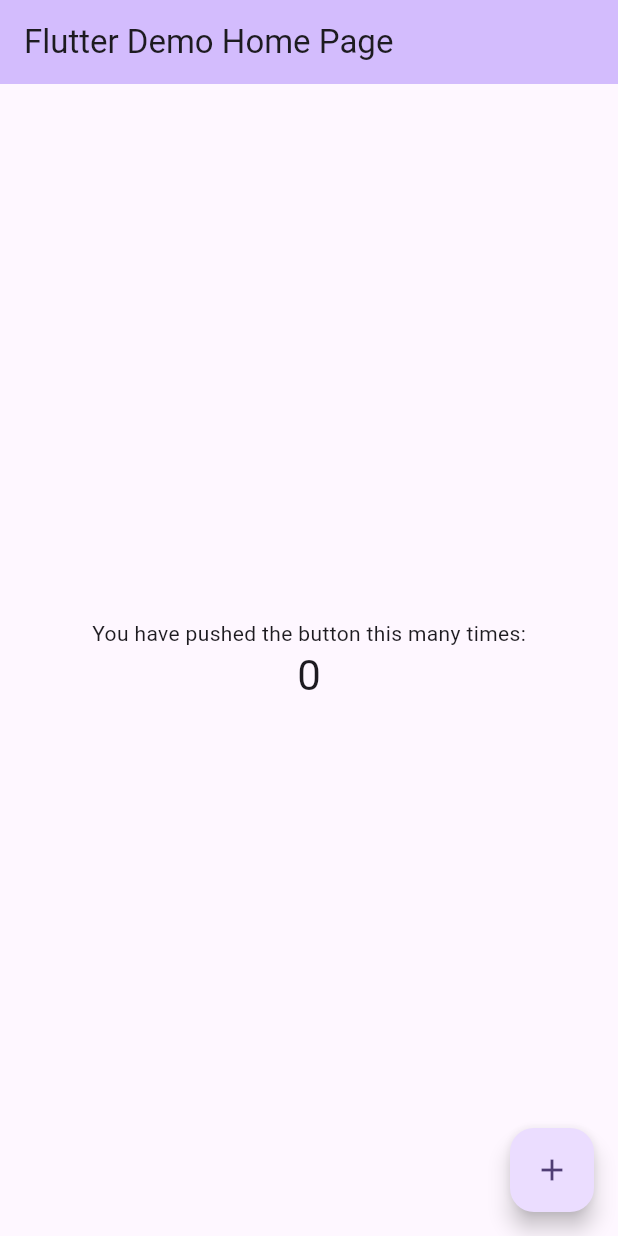
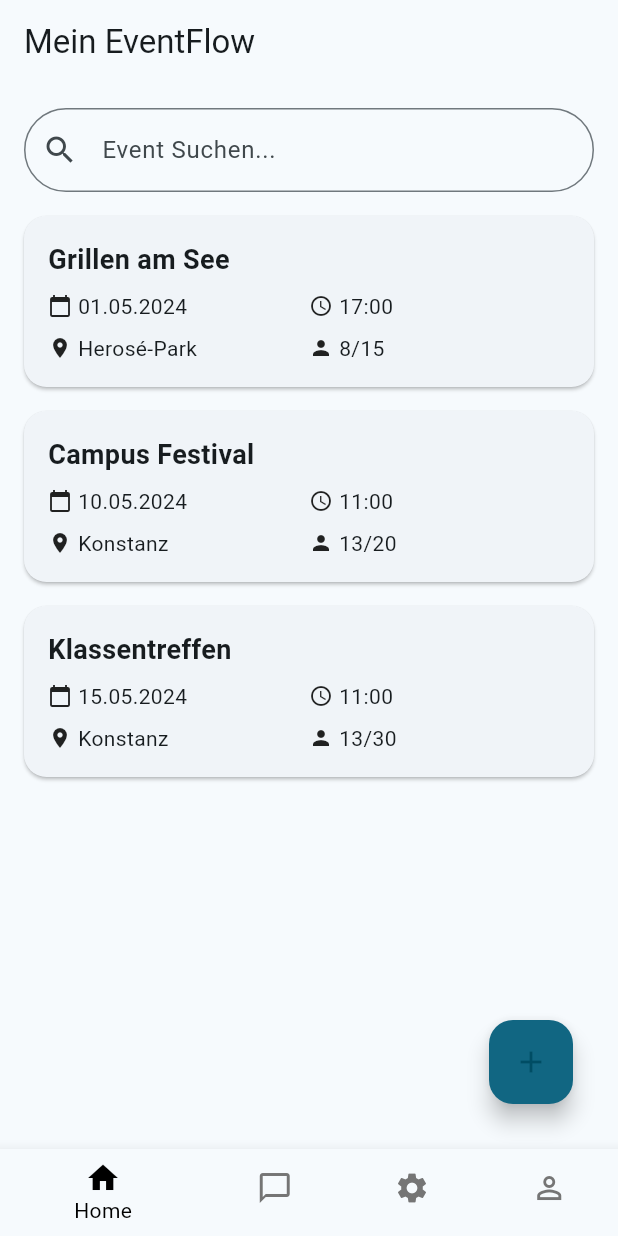
Before and after one commit to kaicikoglu/event_flow, a Flutter app: the screen it shows after launch, on a phone screen of 412 x 824 dp. Run offline on Flutter 3.47's test engine with Material 3 defaults, Android fonts, the phone set to English and light mode, and no system bars.

Commit message:
first widgets

```diff
--- /dev/null
+++ b/lib/homescreen/widgets/event_card.dart
@@ -0,0 +1,65 @@
+import 'package:flutter/material.dart';
+
+class EventCard extends StatelessWidget {
+  final String title;
+  final String date;
+  final String time;
+  final String location;
+  final String attendees;
+
+  const EventCard({
+    super.key,
+    required this.title,
+    required this.date,
+    required this.time,
+    required this.location,
+    required this.attendees,
+  });
+
+  @override
+  Widget build(BuildContext context) {
+    return Card(
+      margin: const EdgeInsets.only(bottom: 16),
+      shape: RoundedRectangleBorder(
+        borderRadius: BorderRadius.circular(15.0),
+      ),
+      child: Padding(
+        padding: const EdgeInsets.all(16.0),
+        child: Column(
+          crossAxisAlignment: CrossAxisAlignment.start,
+          children: [
+            Text(
+              title,
+              style: const TextStyle(
+                fontWeight: FontWeight.bold,
+                fontSize: 18,
+              ),
+            ),
+            const SizedBox(height: 8),
+            Row(
+              children: [
+                const Icon(Icons.calendar_today, size: 16),
+                const SizedBox(width: 4),
+                Expanded(child: Text(date)),
+                const Icon(Icons.access_time, size: 16),
+                const SizedBox(width: 4),
+                Expanded(child: Text(time)),
+              ],
+            ),
+            const SizedBox(height: 8),
+            Row(
+              children: [
+                const Icon(Icons.location_on, size: 16),
+                const SizedBox(width: 4),
+                Expanded(child: Text(location)),
+                const Icon(Icons.person, size: 16),
+                const SizedBox(width: 4),
+                Expanded(child: Text(attendees)),
+              ],
+            ),
+          ],
+        ),
+      ),
+    );
+  }
+}
--- /dev/null
+++ b/lib/homescreen/widgets/floating_action_button.dart
@@ -0,0 +1,17 @@
+// custom_fab.dart
+import 'package:flutter/material.dart';
+
+class CustomFAB extends StatelessWidget {
+  final VoidCallback onPressed;
+
+  const CustomFAB({super.key, required this.onPressed});
+
+  @override
+  Widget build(BuildContext context) {
+    return FloatingActionButton(
+      onPressed: onPressed,
+      backgroundColor: Theme.of(context).colorScheme.primary,
+      child: const Icon(Icons.add),
+    );
+  }
+}
--- /dev/null
+++ b/lib/homescreen/widgets/home_content.dart
@@ -0,0 +1,54 @@
+import 'package:flutter/material.dart';
+import 'event_card.dart'; // Make sure to create this file for the EventCard widget
+
+class HomeContent extends StatelessWidget {
+  const HomeContent({super.key});
+
+  @override
+  Widget build(BuildContext context) {
+    return Padding(
+      padding: const EdgeInsets.all(16.0),
+      child: Column(
+        children: [
+          TextField(
+            decoration: InputDecoration(
+              prefixIcon: const Icon(Icons.search),
+              hintText: 'Event Suchen...',
+              border: OutlineInputBorder(
+                borderRadius: BorderRadius.circular(30.0),
+              ),
+            ),
+          ),
+          const SizedBox(height: 16),
+          Expanded(
+            child: ListView(
+              children: const [
+                EventCard(
+                  title: 'Grillen am See',
+                  date: '01.05.2024',
+                  time: '17:00',
+                  location: 'Herosé-Park',
+                  attendees: '8/15',
+                ),
+                EventCard(
+                  title: 'Campus Festival',
+                  date: '10.05.2024',
+                  time: '11:00',
+                  location: 'Konstanz',
+                  attendees: '13/20',
+                ),
+                EventCard(
+                  title: 'Klassentreffen',
+                  date: '15.05.2024',
+                  time: '11:00',
+                  location: 'Konstanz',
+                  attendees: '13/30',
+                ),
+              ],
+            ),
+          ),
+        ],
+      ),
+    );
+  }
+}
--- a/lib/main.dart
+++ b/lib/main.dart
@@ -1,4 +1,9 @@
+// main.dart
+import 'package:event_flow/widgets/navbar.dart';
 import 'package:flutter/material.dart';
+
+import 'homescreen/widgets/floating_action_button.dart';
+import 'homescreen/widgets/home_content.dart';
 
 void main() {
   runApp(const MyApp());
@@ -7,119 +12,69 @@
 class MyApp extends StatelessWidget {
   const MyApp({super.key});
 
-  // This widget is the root of your application.
   @override
   Widget build(BuildContext context) {
     return MaterialApp(
-      title: 'Flutter Demo',
+      title: 'EventFlow',
       theme: ThemeData(
-        // This is the theme of your application.
-        //
-        // TRY THIS: Try running your application with "flutter run". You'll see
-        // the application has a purple toolbar. Then, without quitting the app,
-        // try changing the seedColor in the colorScheme below to Colors.green
-        // and then invoke "hot reload" (save your changes or press the "hot
-        // reload" button in a Flutter-supported IDE, or press "r" if you used
-        // the command line to start the app).
-        //
-        // Notice that the counter didn't reset back to zero; the application
-        // state is not lost during the reload. To reset the state, use hot
-        // restart instead.
-        //
-        // This works for code too, not just values: Most code changes can be
-        // tested with just a hot reload.
-        colorScheme: ColorScheme.fromSeed(seedColor: Colors.deepPurple),
+        colorScheme: ColorScheme.fromSeed(seedColor: Colors.blueGrey),
         useMaterial3: true,
       ),
-      home: const MyHomePage(title: 'Flutter Demo Home Page'),
+      home: const HomeScreen(),
     );
   }
 }
 
-class MyHomePage extends StatefulWidget {
-  const MyHomePage({super.key, required this.title});
-
-  // This widget is the home page of your application. It is stateful, meaning
-  // that it has a State object (defined below) that contains fields that affect
-  // how it looks.
-
-  // This class is the configuration for the state. It holds the values (in this
-  // case the title) provided by the parent (in this case the App widget) and
-  // used by the build method of the State. Fields in a Widget subclass are
-  // always marked "final".
-
-  final String title;
+class HomeScreen extends StatefulWidget {
+  const HomeScreen({super.key});
 
   @override
-  State<MyHomePage> createState() => _MyHomePageState();
+  _HomeScreenState createState() => _HomeScreenState();
 }
 
-class _MyHomePageState extends State<MyHomePage> {
-  int _counter = 0;
+class _HomeScreenState extends State<HomeScreen> {
+  int _selectedIndex = 0;
 
-  void _incrementCounter() {
+  static const List<Widget> _widgetOptions = <Widget>[
+    HomeContent(),
+    Text('Chat Screen'),
+    Text('Settings Screen'),
+    Text('Profile Screen'),
+  ];
+
+  void _onItemTapped(int index) {
     setState(() {
-      // This call to setState tells the Flutter framework that something has
-      // changed in this State, which causes it to rerun the build method below
-      // so that the display can reflect the updated values. If we changed
-      // _counter without calling setState(), then the build method would not be
-      // called again, and so nothing would appear to happen.
-      _counter++;
+      _selectedIndex = index;
     });
+  }
+
+  void _onAddButtonPressed() {
+    // Handle add button action
+    // For example, navigate to a new screen to add an event
   }
 
   @override
   Widget build(BuildContext context) {
-    // This method is rerun every time setState is called, for instance as done
-    // by the _incrementCounter method above.
-    //
-    // The Flutter framework has been optimized to make rerunning build methods
-    // fast, so that you can just rebuild anything that needs updating rather
-    // than having to individually change instances of widgets.
     return Scaffold(
       appBar: AppBar(
-        // TRY THIS: Try changing the color here to a specific color (to
-        // Colors.amber, perhaps?) and trigger a hot reload to see the AppBar
-        // change color while the other colors stay the same.
-        backgroundColor: Theme.of(context).colorScheme.inversePrimary,
-        // Here we take the value from the MyHomePage object that was created by
-        // the App.build method, and use it to set our appbar title.
-        title: Text(widget.title),
+        title: const Text('Mein EventFlow'),
       ),
-      body: Center(
-        // Center is a layout widget. It takes a single child and positions it
-        // in the middle of the parent.
-        child: Column(
-          // Column is also a layout widget. It takes a list of children and
-          // arranges them vertically. By default, it sizes itself to fit its
-          // children horizontally, and tries to be as tall as its parent.
-          //
-          // Column has various properties to control how it sizes itself and
-          // how it positions its children. Here we use mainAxisAlignment to
-          // center the children vertically; the main axis here is the vertical
-          // axis because Columns are vertical (the cross axis would be
-          // horizontal).
-          //
-          // TRY THIS: Invoke "debug painting" (choose the "Toggle Debug Paint"
-          // action in the IDE, or press "p" in the console), to see the
-          // wireframe for each widget.
-          mainAxisAlignment: MainAxisAlignment.center,
-          children: <Widget>[
-            const Text(
-              'You have pushed the button this many times:',
+      body: Stack(
+        children: [
+          _widgetOptions.elementAt(_selectedIndex),
+          Positioned(
+            bottom: 30,
+            right: 30,
+            child: CustomFAB(
+              onPressed: _onAddButtonPressed,
             ),
-            Text(
-              '$_counter',
-              style: Theme.of(context).textTheme.headlineMedium,
-            ),
-          ],
-        ),
+          ),
+        ],
       ),
-      floatingActionButton: FloatingActionButton(
-        onPressed: _incrementCounter,
-        tooltip: 'Increment',
-        child: const Icon(Icons.add),
-      ), // This trailing comma makes auto-formatting nicer for build methods.
+      bottomNavigationBar: CustomBottomNavBar(
+        selectedIndex: _selectedIndex,
+        onItemTapped: _onItemTapped,
+      ),
     );
   }
 }
--- /dev/null
+++ b/lib/widgets/navbar.dart
@@ -0,0 +1,46 @@
+// custom_bottom_navbar.dart
+import 'package:flutter/material.dart';
+
+class CustomBottomNavBar extends StatefulWidget {
+  final int selectedIndex;
+  final Function(int) onItemTapped;
+
+  const CustomBottomNavBar({
+    super.key,
+    required this.selectedIndex,
+    required this.onItemTapped,
+  });
+
+  @override
+  _CustomBottomNavBarState createState() => _CustomBottomNavBarState();
+}
+
+class _CustomBottomNavBarState extends State<CustomBottomNavBar> {
+  @override
+  Widget build(BuildContext context) {
+    return BottomNavigationBar(
+      items: const <BottomNavigationBarItem>[
+        BottomNavigationBarItem(
+          icon: Icon(Icons.home),
+          label: 'Home',
+        ),
+        BottomNavigationBarItem(
+          icon: Icon(Icons.chat_bubble_outline),
+          label: 'Chat',
+        ),
+        BottomNavigationBarItem(
+          icon: Icon(Icons.settings),
+          label: 'Settings',
+        ),
+        BottomNavigationBarItem(
+          icon: Icon(Icons.person_outline),
+          label: 'Profile',
+        ),
+      ],
+      currentIndex: widget.selectedIndex,
+      selectedItemColor: const Color(0xff000000),
+      unselectedItemColor: const Color(0xFF757575),
+      onTap: widget.onItemTapped,
+    );
+  }
+}
```
